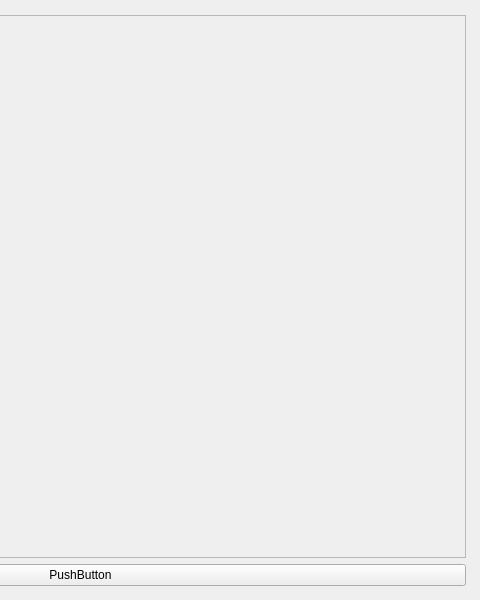
Before: the Qt Designer form vendingmachine.ui in cjmin1233/QtVendingMachine, drawn with Qt 5; both pictures show x 320 to 800 and y 0 to 600 of the 800 by 600 pixel window.
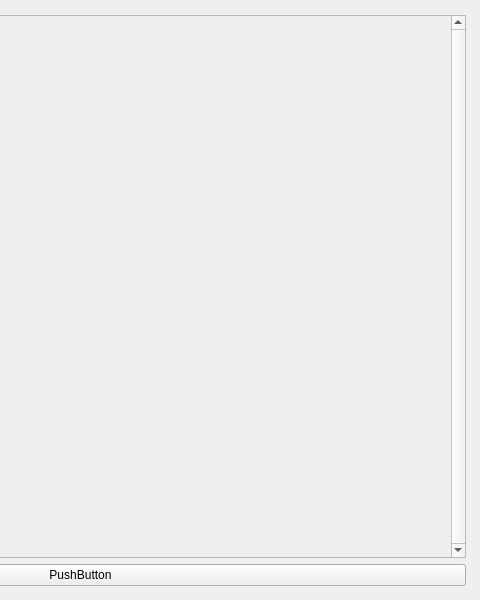
After: the same form once the commit is applied.

Diff of the .ui file:
```diff
--- a/vendingmachine.ui
+++ b/vendingmachine.ui
@@ -46,6 +46,9 @@
       <property name="acceptDrops">
        <bool>true</bool>
       </property>
+      <property name="verticalScrollBarPolicy">
+       <enum>Qt::ScrollBarAlwaysOn</enum>
+      </property>
       <property name="widgetResizable">
        <bool>true</bool>
       </property>
@@ -54,7 +57,7 @@
         <rect>
          <x>0</x>
          <y>0</y>
-         <width>769</width>
+         <width>755</width>
          <height>537</height>
         </rect>
        </property>
```
